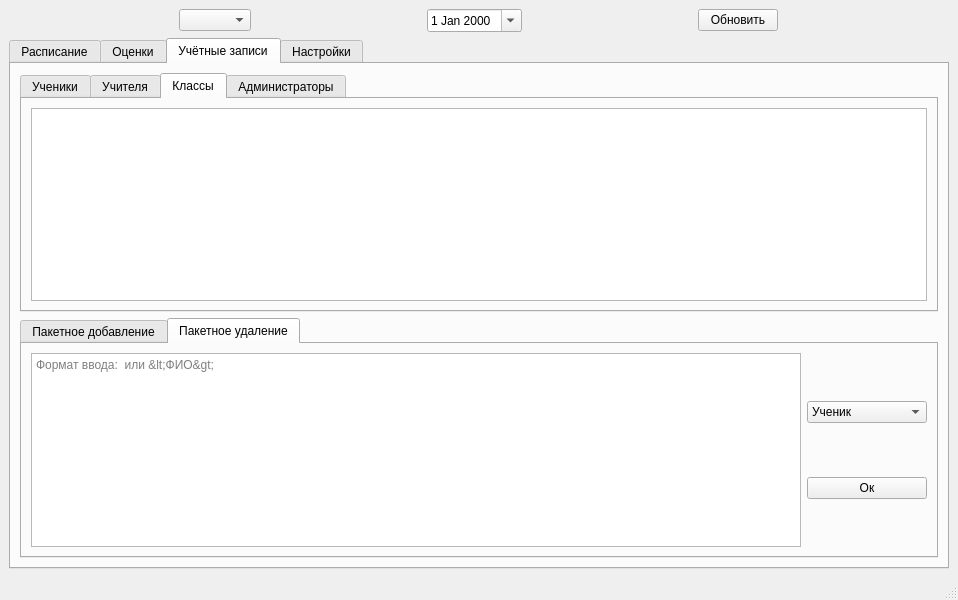
Old version of the form ui.ui in the repository thesysadminest/YandexProject_1.
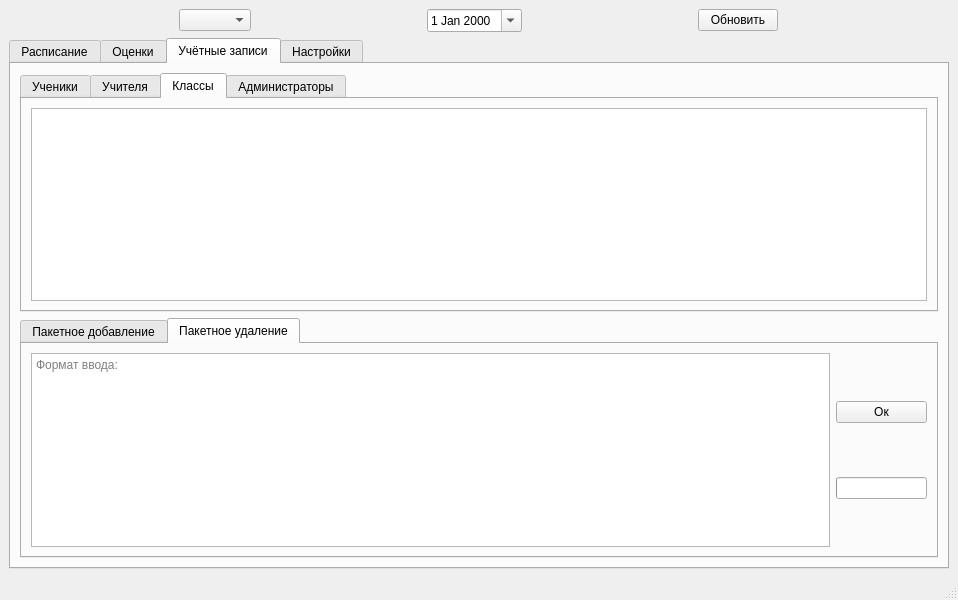
New version of the form. The open tabs and pages were chosen to show the change.

```diff
--- a/ui.ui
+++ b/ui.ui
@@ -403,37 +403,12 @@
                <string/>
               </property>
               <property name="placeholderText">
-               <string>Формат ввода: &lt;id&gt; или &lt;ФИО&gt;</string>
+               <string>Формат ввода: &lt;login&gt;</string>
               </property>
              </widget>
             </item>
             <item>
              <layout class="QVBoxLayout" name="verticalLayout_6">
-              <item>
-               <widget class="QComboBox" name="selectDAccType">
-                <property name="currentText">
-                 <string>Ученик</string>
-                </property>
-                <property name="placeholderText">
-                 <string/>
-                </property>
-                <item>
-                 <property name="text">
-                  <string>Ученик</string>
-                 </property>
-                </item>
-                <item>
-                 <property name="text">
-                  <string>Учитель</string>
-                 </property>
-                </item>
-                <item>
-                 <property name="text">
-                  <string>Администратор</string>
-                 </property>
-                </item>
-               </widget>
-              </item>
               <item>
                <widget class="QPushButton" name="okButton_bDel">
                 <property name="text">
@@ -441,6 +416,37 @@
                 </property>
                </widget>
               </item>
+              <item>
+               <widget class="QProgressBar" name="pDelBar">
+                <property name="sizePolicy">
+                 <sizepolicy hsizetype="Fixed" vsizetype="Fixed">
+                  <horstretch>0</horstretch>
+                  <verstretch>0</verstretch>
+                 </sizepolicy>
+                </property>
+                <property name="minimumSize">
+                 <size>
+                  <width>0</width>
+                  <height>0</height>
+                 </size>
+                </property>
+                <property name="baseSize">
+                 <size>
+                  <width>0</width>
+                  <height>0</height>
+                 </size>
+                </property>
+                <property name="value">
+                 <number>0</number>
+                </property>
+                <property name="textVisible">
+                 <bool>false</bool>
+                </property>
+                <property name="invertedAppearance">
+                 <bool>false</bool>
+                </property>
+               </widget>
+              </item>
              </layout>
             </item>
            </layout>
```
Left out of the diff: 56 changed lines with no effect on the pictures.
